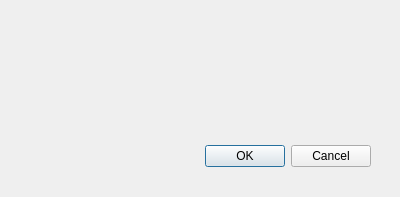
Old version of the form rasterizor/rasterizor_dialog_base.ui in the repository FLO-2DKaren/FLO-2D-Rasterizor.
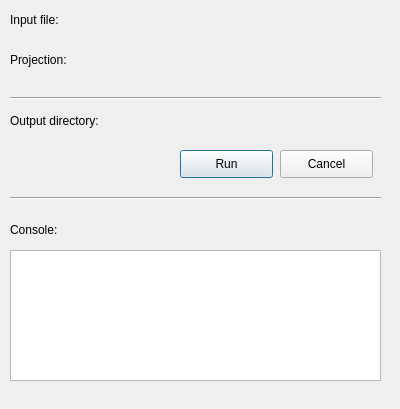
New version of the form. Custom widgets are drawn as their Qt base class.

Commit message: 1. Added raster to the map 1.1 Adjusted the dialog for an input file and an output directory 2. Added cell size to the dialog 2.1 Adjusted the dialog for having a textbox where the all the processes are displayed 3. Aligned the raster to the grid

Patch:
```diff
--- a/rasterizor/rasterizor_dialog_base.ui
+++ b/rasterizor/rasterizor_dialog_base.ui
@@ -7,37 +7,18 @@
     <x>0</x>
     <y>0</y>
     <width>400</width>
-    <height>197</height>
+    <height>409</height>
    </rect>
   </property>
   <property name="windowTitle">
    <string>FLO-2D Rasterizor</string>
   </property>
-  <widget class="QDialogButtonBox" name="button_box">
-   <property name="geometry">
-    <rect>
-     <x>30</x>
-     <y>140</y>
-     <width>341</width>
-     <height>32</height>
-    </rect>
-   </property>
-   <property name="toolTip">
-    <string>Select coordinate system.</string>
-   </property>
-   <property name="orientation">
-    <enum>Qt::Horizontal</enum>
-   </property>
-   <property name="standardButtons">
-    <set>QDialogButtonBox::Cancel|QDialogButtonBox::Ok</set>
-   </property>
-  </widget>
   <widget class="QgsFileWidget" name="readfile">
    <property name="geometry">
     <rect>
-     <x>10</x>
-     <y>20</y>
-     <width>361</width>
+     <x>80</x>
+     <y>10</y>
+     <width>301</width>
      <height>27</height>
     </rect>
    </property>
@@ -48,11 +29,141 @@
   <widget class="QgsProjectionSelectionWidget" name="crsselector">
    <property name="geometry">
     <rect>
+     <x>80</x>
+     <y>50</y>
+     <width>301</width>
+     <height>27</height>
+    </rect>
+   </property>
+  </widget>
+  <widget class="QPlainTextEdit" name="plainTextEdit">
+   <property name="geometry">
+    <rect>
      <x>10</x>
-     <y>60</y>
-     <width>160</width>
+     <y>250</y>
+     <width>371</width>
+     <height>131</height>
+    </rect>
+   </property>
+  </widget>
+  <widget class="QPushButton" name="runButton">
+   <property name="geometry">
+    <rect>
+     <x>180</x>
+     <y>150</y>
+     <width>93</width>
+     <height>28</height>
+    </rect>
+   </property>
+   <property name="text">
+    <string>Run</string>
+   </property>
+  </widget>
+  <widget class="QPushButton" name="cancelButton">
+   <property name="geometry">
+    <rect>
+     <x>280</x>
+     <y>150</y>
+     <width>93</width>
+     <height>28</height>
+    </rect>
+   </property>
+   <property name="text">
+    <string>Cancel</string>
+   </property>
+  </widget>
+  <widget class="QLabel" name="inputLabel">
+   <property name="geometry">
+    <rect>
+     <x>10</x>
+     <y>10</y>
+     <width>55</width>
+     <height>20</height>
+    </rect>
+   </property>
+   <property name="text">
+    <string>Input file:</string>
+   </property>
+  </widget>
+  <widget class="Line" name="line">
+   <property name="geometry">
+    <rect>
+     <x>10</x>
+     <y>90</y>
+     <width>371</width>
+     <height>16</height>
+    </rect>
+   </property>
+   <property name="orientation">
+    <enum>Qt::Horizontal</enum>
+   </property>
+  </widget>
+  <widget class="QLabel" name="outputDirectory">
+   <property name="geometry">
+    <rect>
+     <x>10</x>
+     <y>111</y>
+     <width>101</width>
+     <height>20</height>
+    </rect>
+   </property>
+   <property name="text">
+    <string>Output directory:</string>
+   </property>
+  </widget>
+  <widget class="QgsFileWidget" name="outputFile">
+   <property name="geometry">
+    <rect>
+     <x>110</x>
+     <y>110</y>
+     <width>271</width>
      <height>27</height>
     </rect>
+   </property>
+   <property name="toolTip">
+    <string>Select a directory to save the file</string>
+   </property>
+   <property name="storageMode">
+    <enum>QgsFileWidget::GetDirectory</enum>
+   </property>
+  </widget>
+  <widget class="Line" name="line_2">
+   <property name="geometry">
+    <rect>
+     <x>10</x>
+     <y>190</y>
+     <width>371</width>
+     <height>16</height>
+    </rect>
+   </property>
+   <property name="orientation">
+    <enum>Qt::Horizontal</enum>
+   </property>
+  </widget>
+  <widget class="QLabel" name="consoleLabel">
+   <property name="geometry">
+    <rect>
+     <x>10</x>
+     <y>220</y>
+     <width>71</width>
+     <height>20</height>
+    </rect>
+   </property>
+   <property name="text">
+    <string>Console:</string>
+   </property>
+  </widget>
+  <widget class="QLabel" name="projectionLabel">
+   <property name="geometry">
+    <rect>
+     <x>10</x>
+     <y>50</y>
+     <width>71</width>
+     <height>20</height>
+    </rect>
+   </property>
+   <property name="text">
+    <string>Projection:</string>
    </property>
   </widget>
  </widget>
```
Left out of the diff: 35 changed lines with no effect on the pictures. The commit also changes 9 other files.
